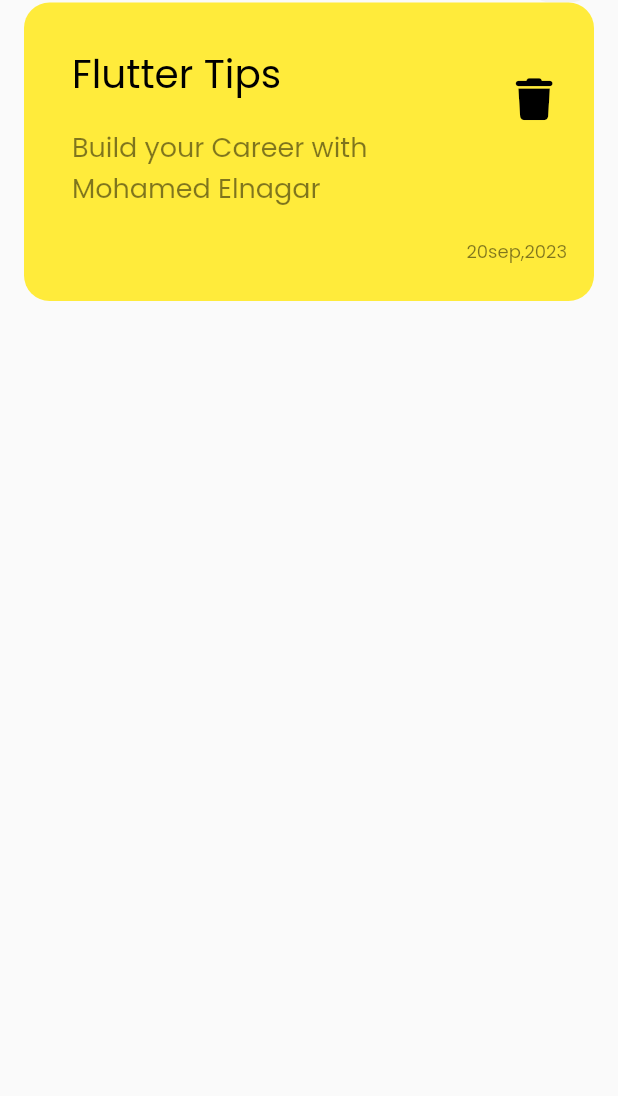
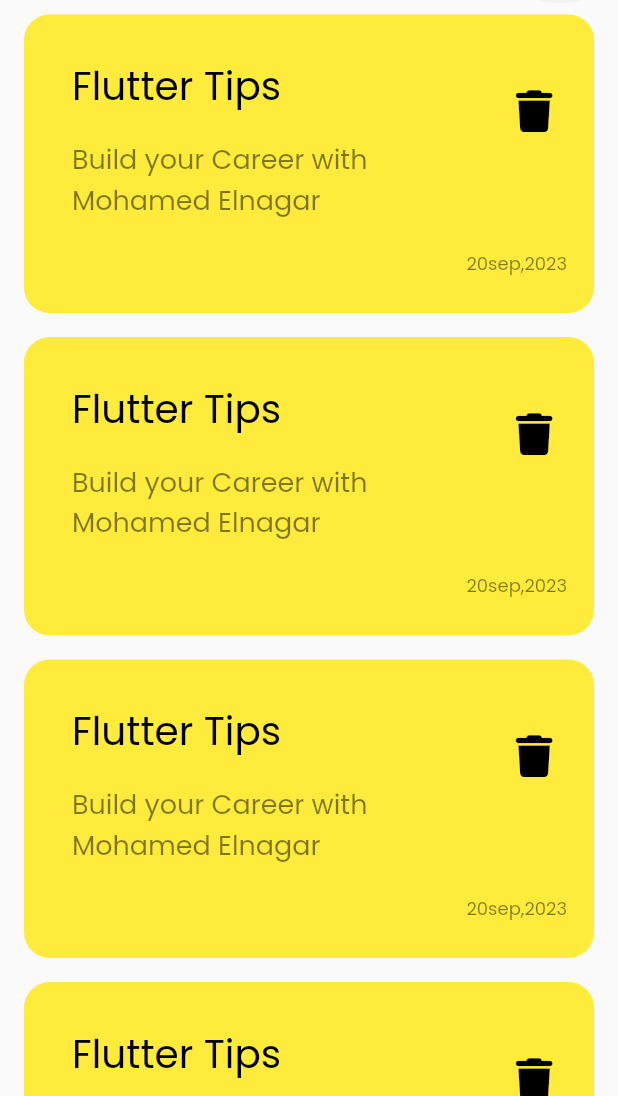
Before and after one commit to mohamed-elnagar0/Notes_App, a Flutter app: the screen it shows after launch, on a phone screen of 412 x 824 dp, the part 140-1236 px from its top. Run offline on Flutter 3.47's test engine with Material 2 defaults, Android fonts, the phone set to English and light mode, and no system bars; our stand-ins replace font_awesome_flutter.

Commit message:
Creat Note List View

```diff
--- /dev/null
+++ b/lib/views/widgets/notes_list_view.dart
@@ -0,0 +1,15 @@
+import 'package:flutter/material.dart';
+import 'custom_note_item.dart';
+
+class NotesListView extends StatelessWidget {
+  const NotesListView({super.key});
+  @override
+  Widget build(BuildContext context) {
+    return ListView.builder(itemBuilder: ((context, index) {
+      return const Padding(
+        padding:  EdgeInsets.symmetric(vertical: 8),
+        child:  NoteItem(),
+      );
+    }));
+  }
+}
--- a/lib/views/widgets/notes_view_body.dart
+++ b/lib/views/widgets/notes_view_body.dart
@@ -1,6 +1,6 @@
 import 'package:flutter/material.dart';
 import 'package:notes_app/views/widgets/custom_app_bar.dart';
-import 'package:notes_app/views/widgets/custom_note_item.dart';
+import 'notes_list_view.dart';
 
 class NotesViewBody extends StatelessWidget {
   const NotesViewBody({super.key});
@@ -15,7 +15,7 @@ class NotesViewBody extends StatelessWidget {
             height: 50,
           ),
           CustomAppBar(),
-          NoteItem(),
+          Expanded(child: NotesListView()),
         ],
       ),
     );
--- a/pubspec.yaml
+++ b/pubspec.yaml
@@ -78,7 +78,7 @@ flutter:
   fonts:
     - family: Poppins
       fonts:
-        - asset: assets/fonts/Poppins/Poppins-Regular.ttf
+        - asset: assets/fonts/poppins/Poppins-Regular.ttf
   #       - asset: fonts/Schyler-Italic.ttf
   #         style: italic
   #   - family: Trajan Pro
```
